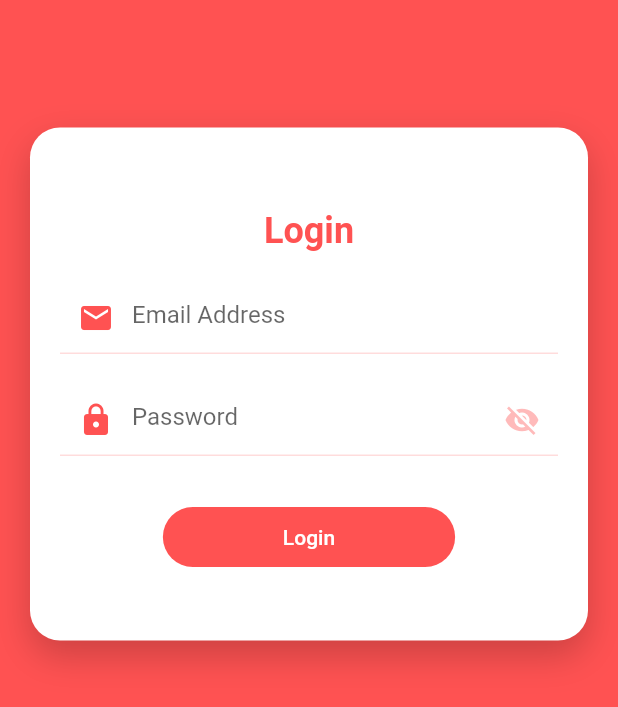
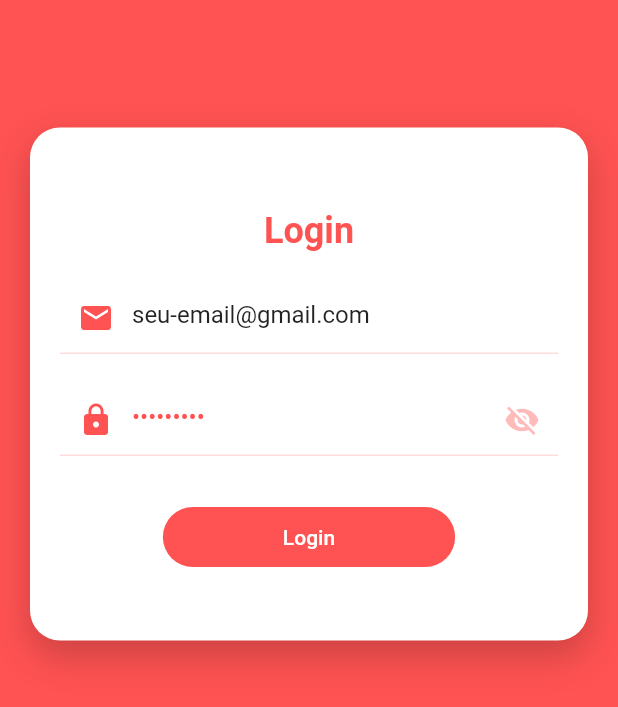
Before and after one commit to AgroTechLab-IFSC/cattletracker_management, a Flutter app: the screen it shows after launch, on a phone screen of 412 x 824 dp. Shown: the top 707 px of the screen. Run offline on Flutter 3.47's test engine with Material 2 defaults, Android fonts, the phone set to English and light mode, and no system bars; our stand-ins replace shared_preferences, webview_flutter; missing offline and left inert: dart:html; Roboto replaces fonts that are missing (Poppins).

Commit message:
ajuste para mostrar dashboard de forma diferente de acordo com plataforma

```diff
--- a/lib/pages/login_page.dart
+++ b/lib/pages/login_page.dart
@@ -36,6 +36,7 @@ class _LoginPageState extends State<LoginPage> {
   }
 
   textFormFieldLogin() {
+    login.text = 'seu-email@gmail.com';
     return TextFormField(
       controller: login,
       keyboardType: TextInputType.emailAddress,
@@ -58,6 +59,7 @@ class _LoginPageState extends State<LoginPage> {
   }
 
   textFormFieldSenha() {
+    senha.text = 'sua-senha';
     return new TextFormField(
       controller: senha,
       style: TextStyle(color: Theme.of(context).accentColor),
--- /dev/null
+++ b/lib/utils/dashboard-stub.dart
@@ -0,0 +1,3 @@
+import 'dashboard.dart';
+
+Dashboard getDash() => throw UnsupportedError('Cannot create a dashboard');
--- /dev/null
+++ b/lib/utils/dashboard.dart
@@ -0,0 +1,14 @@
+import 'package:flutter/material.dart';
+import 'dashboard-stub.dart'
+    // ignore: uri_does_not_exist
+    if (dart.library.io) '../pages/widgets/dashboard-mobile.dart'
+    // ignore: uri_does_not_exist
+    if (dart.library.html) '../pages/widgets/dashboard-web.dart';
+
+abstract class Dashboard {
+  Container returnDashboard() {
+    return new Container();
+  }
+
+  factory Dashboard() => getDash();
+}
```
Also changed, not shown: lib/pages/home_page.dart (+2 -31 lines), lib/pages/widgets/dashboard-mobile.dart (added, +48 -0 lines), lib/pages/widgets/dashboard-web.dart (added, +33 -0 lines), pubspec.lock.
